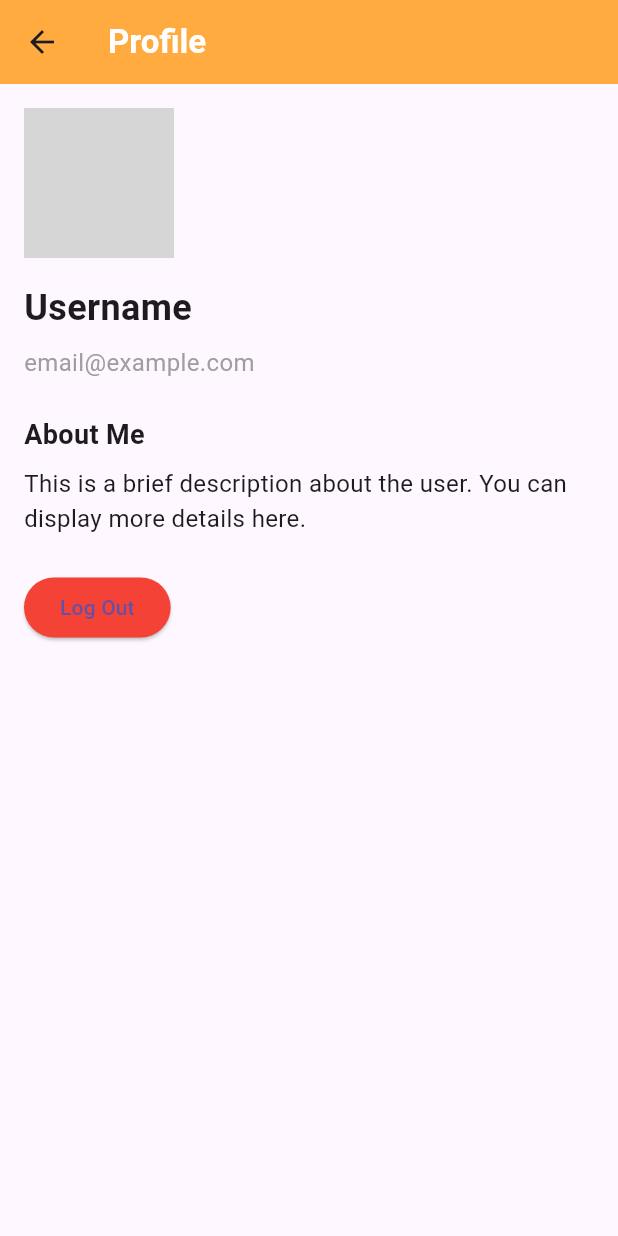
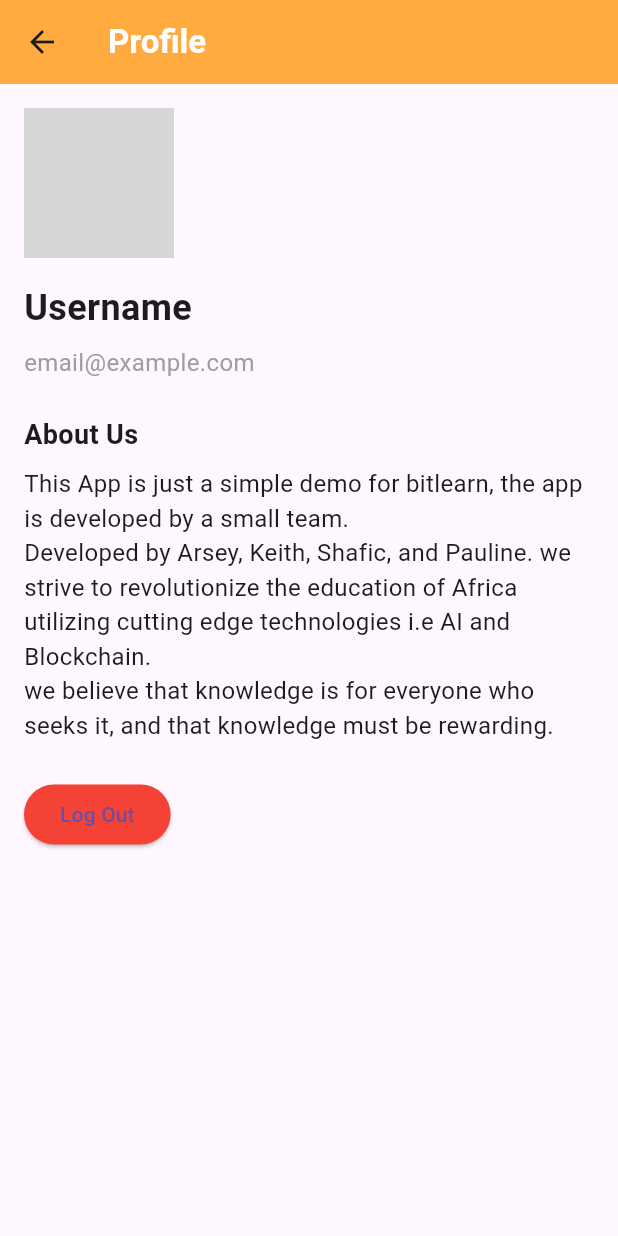
Before and after one commit to Arsey-Tracy/BITLEARNEDUTECH, a Flutter app: the screen it shows after launch, after a tap on the "person" icon, on a phone screen of 412 x 824 dp. Run offline on Flutter 3.47's test engine with Material 3 defaults, Android fonts, the phone set to English and light mode, and no system bars; network calls fail; grey boxes are pictures that could not be loaded.

Commit message:
Changed the app icon and updated the code

```diff
--- a/lib/main.dart
+++ b/lib/main.dart
@@ -56,6 +56,22 @@ class _SplashScreenState extends State<SplashScreen> {
                 color: Colors.white,
               ),
             ),
+            Text(
+              'by Built Buy Mugaba Ashiraf\n', // Replace with your app name or logo text
+              style: TextStyle(
+                fontSize: 18,
+                fontWeight: FontWeight.bold,
+                color: Colors.blue,
+              ),
+            ),
+            Text(
+              'ARSEYTECH', // Replace with your app name or logo text
+              style: TextStyle(
+                fontSize: 18,
+                fontWeight: FontWeight.bold,
+                color: Colors.blue,
+              ),
+            ),
             SizedBox(height: 20),
             // Loading indicator
             CircularProgressIndicator(
@@ -103,6 +119,7 @@ class _HomeScreenState extends State<HomeScreen> {
       bottomNavigationBar: BottomNavigationBar(
         currentIndex: _selectedIndex,
         onTap: _onItemTapped,
+        backgroundColor: Colors.blue,
         items: const [
           BottomNavigationBarItem(
             icon: Icon(Icons.home, color: Colors.orange),
@@ -312,7 +329,7 @@ class _SearchScreenState extends State<SearchScreen> {
     return Scaffold(
       appBar: AppBar(
         title: const Text('Search Courses'),
-        backgroundColor: Colors.blue,
+        backgroundColor: Colors.orangeAccent,
       ),
       body: Padding(
         padding: const EdgeInsets.all(16.0),
@@ -393,12 +410,14 @@ class ProfilePage extends StatelessWidget {
             ),
             const SizedBox(height: 24),
             const Text(
-              'About Me',
+              'About Us',
               style: TextStyle(fontSize: 18, fontWeight: FontWeight.bold),
             ),
             const SizedBox(height: 8),
             const Text(
-              'This is a brief description about the user. You can display more details here.',
+              '''This App is just a simple demo for bitlearn, the app is developed by a small team.
+Developed by Arsey, Keith, Shafic, and Pauline. we strive to revolutionize the education of Africa utilizing cutting edge technologies i.e AI and Blockchain.
+we believe that knowledge is for everyone who seeks it, and that knowledge must be rewarding.''',
               style: TextStyle(fontSize: 16),
             ),
             const SizedBox(height: 24),
```
Also changed, not shown: 2 other files.
